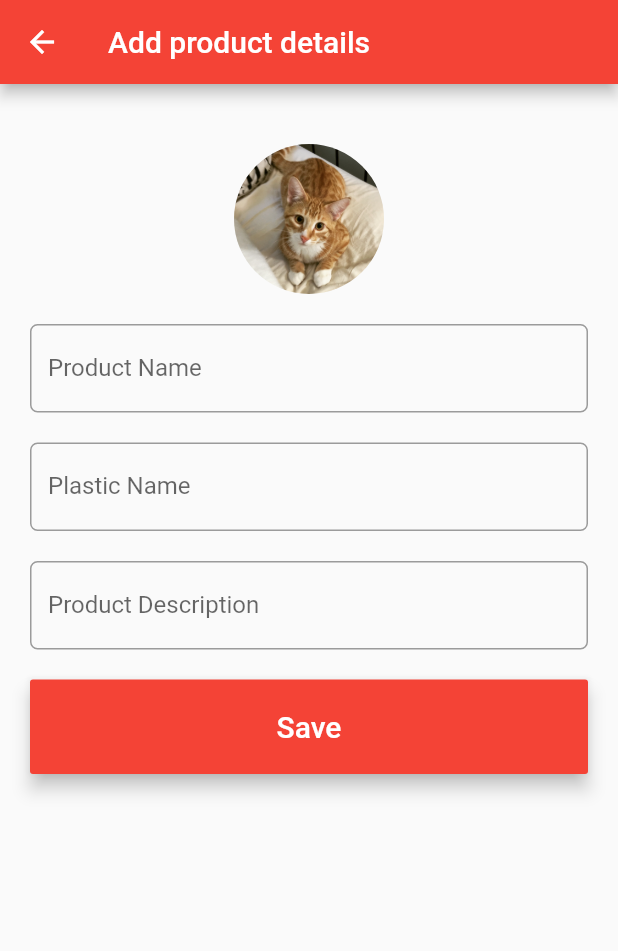
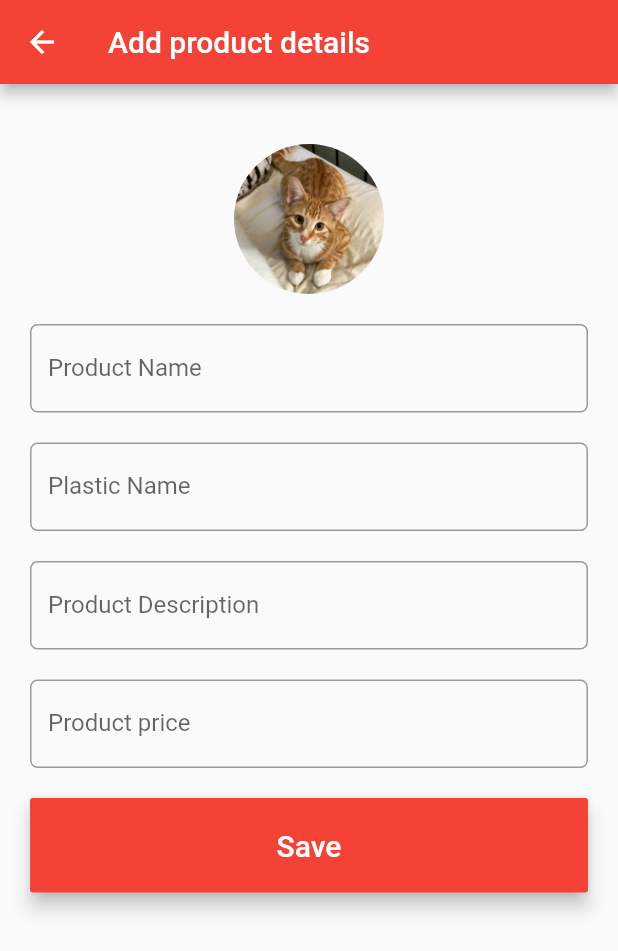
Before and after one commit to szepetry/basic-firebase-auth, a Flutter app: the AddContact screen opened directly, on a phone screen of 412 x 824 dp. Shown: the top 951 px of the screen. Run offline on Flutter 3.47's test engine with Material 2 defaults, Android fonts, the phone set to English and light mode, and no system bars; our stand-ins replace firebase_database, firebase_storage, image_picker; accounts and stored records are empty.

Commit message:
added price

```diff
--- a/firebase_database_and_storage/auth_app/lib/Screens/add_contact.dart
+++ b/firebase_database_and_storage/auth_app/lib/Screens/add_contact.dart
@@ -17,15 +17,15 @@ class _AddContactState extends State<AddContact> {
   String _pName = '',
       _pdes = '',
       _plasticName = '',
+      _price='',
       _photoUrl = 'empty';
 
   saveContact(BuildContext context) async {
     if (_pName.isNotEmpty &&
         _pdes.isNotEmpty &&
         _pdes.isNotEmpty) {
-      Contact contact = Contact(this._pName, this._pdes, this._plasticName,
+      Contact contact = Contact(this._pName, this._pdes, this._plasticName,this._price,
          this._photoUrl);
-
       await _databaseReference.push().set(contact.toJson());
       navigateToLastScreen(context);
     } else {
@@ -131,6 +131,21 @@ class _AddContactState extends State<AddContact> {
                       )),
                 ),
               ),
+               Container(
+                margin: EdgeInsets.only(top: 20.0),
+                child: TextField(
+                  onChanged: (value) {
+                    setState(() {
+                      _price = value;
+                    });
+                  },
+                  decoration: InputDecoration(
+                      labelText: "Product price",
+                      border: OutlineInputBorder(
+                        borderRadius: BorderRadius.circular(5.0),
+                      )),
+                ),
+              ),
               Container(
                 padding: EdgeInsets.only(top: 20.0),
                 child: RaisedButton(
--- a/firebase_database_and_storage/auth_app/lib/Screens/edit_contact.dart
+++ b/firebase_database_and_storage/auth_app/lib/Screens/edit_contact.dart
@@ -20,6 +20,7 @@ class _EditContactState extends State<EditContact> {
   String _pName = '';
   String _plasticName = '';
   String _pdes = '';
+  String _price='';
   String _photoUrl;
 
   //Handle text editing controller
@@ -56,6 +57,7 @@ class _EditContactState extends State<EditContact> {
         _pName =contact.pName;
         _plasticName =contact.plasticName;
         _pdes =contact.pdes;
+        _price=contact.price;
         _photoUrl =contact.photoUrl;
 
         isLoading = false;
@@ -66,7 +68,7 @@ class _EditContactState extends State<EditContact> {
   //update contact
   updateContact(BuildContext context) async{
     if(_pName.isNotEmpty && _plasticName.isNotEmpty && _pdes.isNotEmpty){
-      Contact contact = Contact.withId(this._pName, this._plasticName, this._pdes, this._photoUrl);
+      Contact contact = Contact.withId(this._pName, this._plasticName, this._pdes,this._price, this._photoUrl);
 
       await _databaseReference.child(id).set(contact.toJson());
       navigateToLastScreen(context);
@@ -203,6 +205,22 @@ class _EditContactState extends State<EditContact> {
                         ),
                       ),
                     ),
+                        Container(
+                      margin: EdgeInsets.only(top: 20.0),
+                      child: TextField(
+                        onChanged: (value) {
+                          setState(() {
+                            _price = value;
+                          });
+                        },
+                        controller: _fnController,
+                        decoration: InputDecoration(
+                          labelText: 'Product Price',
+                          border: OutlineInputBorder(
+                              borderRadius: BorderRadius.circular(5.0)),
+                        ),
+                      ),
+                    ),
                     // update button
                     Container(
                       padding: EdgeInsets.only(top: 20.0),
--- a/firebase_database_and_storage/auth_app/lib/model/contact.dart
+++ b/firebase_database_and_storage/auth_app/lib/model/contact.dart
@@ -5,14 +5,15 @@ class Contact {
   String _pName;
   String _pdes;
   String _plasticName;
+  String _price;
   String _photoUrl;
 
   //Constructer for contact
-  Contact(this._pName, this._pdes,this._plasticName,
+  Contact(this._pName, this._pdes,this._plasticName,this._price,
       this._photoUrl);
 
   //Constructor for edit
-  Contact.withId(this._pName, this._pdes,this._plasticName,
+  Contact.withId(this._pName, this._pdes,this._plasticName,this._price,
       this._photoUrl);
 
   Contact.fromSnapshot(DataSnapshot snapshot){
@@ -20,6 +21,7 @@ class Contact {
     this._pName = snapshot.value['pName'];
       this._plasticName = snapshot.value['plasticName'];
     this._pdes = snapshot.value['pdes'];
+    this._price=snapshot.value['price'];
     this._photoUrl = snapshot.value['photoUrl'];
   }
 
@@ -28,14 +30,15 @@ class Contact {
       "pName":_pName,
       "pdes":_pdes,
       "plasticName":_plasticName,
+      "price":_price,
       "photoUrl":_photoUrl,
-
     };
   }
   //Getters
   String get pName => this._pName;
   String get pdes => this._pdes;
   String get plasticName => this._plasticName;
+  String get price=> this._price;
   String get photoUrl => this._photoUrl;
 
 
@@ -49,6 +52,9 @@ class Contact {
    set plasticName(String plasticName) {
     this._plasticName = plasticName;
   }
+   set price(String price) {
+    this._price = price;
+  }
   set photoUrl(String photoUrl) {
     this._photoUrl = photoUrl;
   }
```
